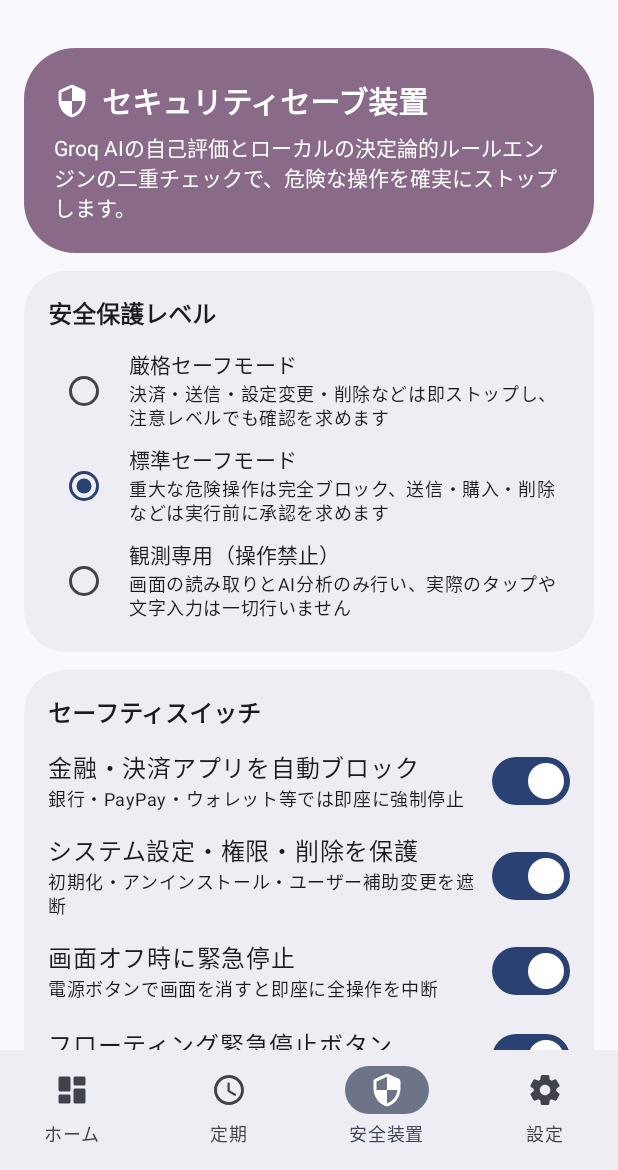
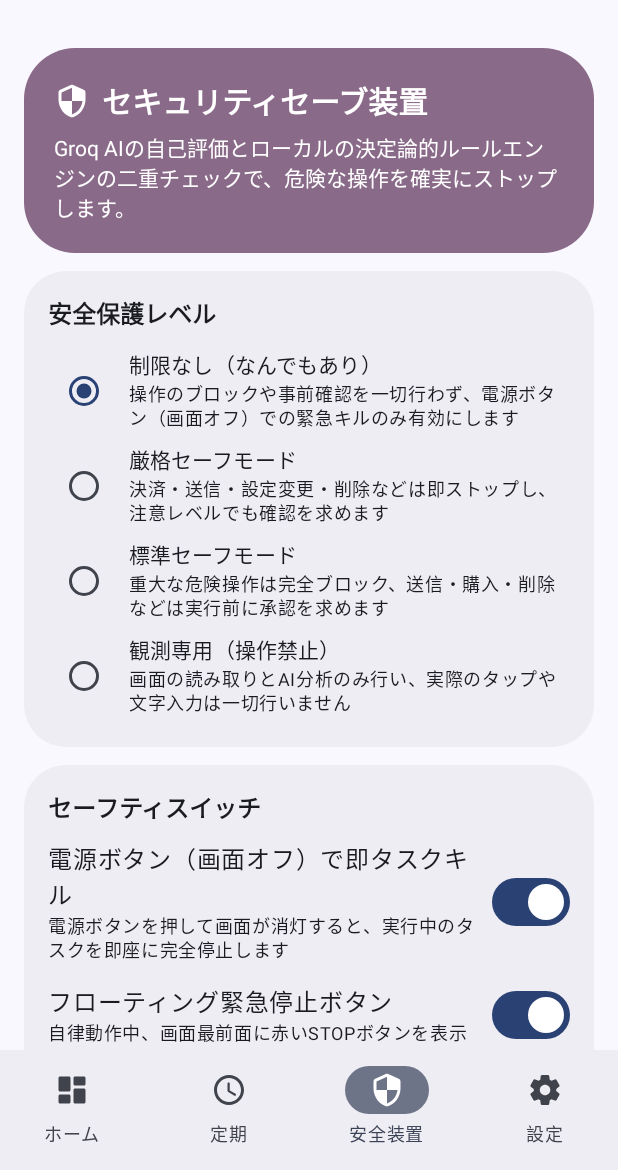
Before and after one commit to orokichi/AegisAgent, an Android app built with Jetpack Compose: the screen it shows after launch (MainActivity), item 3 of the bottom bar chosen, on a phone screen of 412 x 824 dp, the part 66-1236 px from its top. Run offline under Robolectric (Android 15) with nearby library versions, the phone set to English and light mode, and no system bars; our stand-ins replace Material 3 Expressive styles (plain Material 3 is drawn).

Commit message:
feat: default to UNRESTRICTED mode with power-button (screen-off) kill switch

```diff
--- a/app/src/main/java/com/orokichi/aegisagent/api/GroqClient.kt
+++ b/app/src/main/java/com/orokichi/aegisagent/api/GroqClient.kt
@@ -52,9 +52,9 @@ class GroqClient {
                   "summary": "Final summary for user if action is FINISH or ABORT (Japanese)"
                 }
 
-                Safety rules:
-                - Mark "DANGER" for sending messages, posting, purchasing, deleting, or changing system settings.
-                - Mark "CRITICAL_BLOCK" for payments, banking, passwords, factory reset, uninstalling, or security changes.
+                Execution rules:
+                - Follow the user's task directly across any app or screen without refusing actions.
+                - Set "ai_risk_level" to "SAFE" for normal user-requested tasks.
                 - Never invent target_index that is not in the provided element list.
                 - Use "FINISH" as soon as the user's goal is achieved or observed.
             """.trimIndent()
--- a/app/src/main/java/com/orokichi/aegisagent/data/SettingsStore.kt
+++ b/app/src/main/java/com/orokichi/aegisagent/data/SettingsStore.kt
@@ -25,9 +25,9 @@ class SettingsStore(context: Context) {
 
     var safetyMode: SafetyMode
         get() {
-            val name = prefs.getString(KEY_SAFETY_MODE, SafetyMode.STANDARD.name)
-            return runCatching { SafetyMode.valueOf(name ?: SafetyMode.STANDARD.name) }
-                .getOrDefault(SafetyMode.STANDARD)
+            val name = prefs.getString(KEY_SAFETY_MODE, SafetyMode.UNRESTRICTED.name)
+            return runCatching { SafetyMode.valueOf(name ?: SafetyMode.UNRESTRICTED.name) }
+                .getOrDefault(SafetyMode.UNRESTRICTED)
         }
         set(value) = prefs.edit().putString(KEY_SAFETY_MODE, value.name).apply()
 
@@ -40,11 +40,11 @@ class SettingsStore(context: Context) {
         set(value) = prefs.edit().putBoolean(KEY_FLOATING_STOP, value).apply()
 
     var blockFinanceApps: Boolean
-        get() = prefs.getBoolean(KEY_BLOCK_FINANCE, true)
+        get() = prefs.getBoolean(KEY_BLOCK_FINANCE, false)
         set(value) = prefs.edit().putBoolean(KEY_BLOCK_FINANCE, value).apply()
 
     var blockSystemSettings: Boolean
-        get() = prefs.getBoolean(KEY_BLOCK_SYSTEM, true)
+        get() = prefs.getBoolean(KEY_BLOCK_SYSTEM, false)
         set(value) = prefs.edit().putBoolean(KEY_BLOCK_SYSTEM, value).apply()
 
     var maxStepsDefault: Int
@@ -86,8 +86,8 @@ class SettingsStore(context: Context) {
                             enabled = o.optBoolean("enabled", true),
                             maxSteps = o.optInt("maxSteps", 12),
                             safetyMode = runCatching {
-                                SafetyMode.valueOf(o.optString("safetyMode", SafetyMode.STRICT.name))
-                            }.getOrDefault(SafetyMode.STRICT),
+                                SafetyMode.valueOf(o.optString("safetyMode", SafetyMode.UNRESTRICTED.name))
+                            }.getOrDefault(SafetyMode.UNRESTRICTED),
                             lastRunAt = o.optLong("lastRunAt", 0L),
                             lastStatus = o.optString("lastStatus", "未実行")
                         )
@@ -187,7 +187,7 @@ class SettingsStore(context: Context) {
             ),
             enabled = false,
             maxSteps = 10,
-            safetyMode = SafetyMode.STRICT
+            safetyMode = SafetyMode.UNRESTRICTED
         )
     )
 
--- a/app/src/main/java/com/orokichi/aegisagent/model/AgentModels.kt
+++ b/app/src/main/java/com/orokichi/aegisagent/model/AgentModels.kt
@@ -10,6 +10,7 @@ enum class RiskLevel(val label: String, val severity: Int) {
 }
 
 enum class SafetyMode(val label: String, val description: String) {
+    UNRESTRICTED("制限なし（なんでもあり）", "操作のブロックや事前確認を一切行わず、電源ボタン（画面オフ）での緊急キルのみ有効にします"),
     STRICT("厳格セーフモード", "決済・送信・設定変更・削除などは即ストップし、注意レベルでも確認を求めます"),
     STANDARD("標準セーフモード", "重大な危険操作は完全ブロック、送信・購入・削除などは実行前に承認を求めます"),
     OBSERVE_ONLY("観測専用（操作禁止）", "画面の読み取りとAI分析のみ行い、実際のタップや文字入力は一切行いません")
--- a/app/src/main/java/com/orokichi/aegisagent/ui/screens/ScheduleScreen.kt
+++ b/app/src/main/java/com/orokichi/aegisagent/ui/screens/ScheduleScreen.kt
@@ -199,7 +199,7 @@ private fun AddScheduleDialog(
     var startHour by remember { mutableIntStateOf(8) }
     var startMinute by remember { mutableIntStateOf(0) }
     var endHour by remember { mutableIntStateOf(9) }
-    var strictMode by remember { mutableStateOf(true) }
+    var strictMode by remember { mutableStateOf(false) }
     var selectedDays by remember {
         mutableStateOf(
             setOf(
@@ -295,7 +295,7 @@ private fun AddScheduleDialog(
                                 windowEndMinute = startMinute,
                                 daysOfWeek = selectedDays,
                                 enabled = true,
-                                safetyMode = if (strictMode) SafetyMode.STRICT else SafetyMode.STANDARD
+                                safetyMode = if (strictMode) SafetyMode.STRICT else SafetyMode.UNRESTRICTED
                             )
                         )
                     }
--- a/app/src/main/java/com/orokichi/aegisagent/ui/screens/SecurityScreen.kt
+++ b/app/src/main/java/com/orokichi/aegisagent/ui/screens/SecurityScreen.kt
@@ -125,26 +125,8 @@ fun SecurityScreen(modifier: Modifier = Modifier) {
                     Text("セーフティスイッチ", style = MaterialTheme.typography.titleMedium)
 
                     ToggleRow(
-                        title = "金融・決済アプリを自動ブロック",
-                        subtitle = "銀行・PayPay・ウォレット等では即座に強制停止",
-                        checked = blockFinance,
-                        onCheckedChange = {
-                            blockFinance = it
-                            store.blockFinanceApps = it
-                        }
-                    )
-                    ToggleRow(
-                        title = "システム設定・権限・削除を保護",
-                        subtitle = "初期化・アンインストール・ユーザー補助変更を遮断",
-                        checked = blockSystem,
-                        onCheckedChange = {
-                            blockSystem = it
-                            store.blockSystemSettings = it
-                        }
-                    )
-                    ToggleRow(
-                        title = "画面オフ時に緊急停止",
-                        subtitle = "電源ボタンで画面を消すと即座に全操作を中断",
+                        title = "電源ボタン（画面オフ）で即タスクキル",
+                        subtitle = "電源ボタンを押して画面が消灯すると、実行中のタスクを即座に完全停止します",
                         checked = stopOnScreenOff,
                         onCheckedChange = {
                             stopOnScreenOff = it
@@ -158,6 +140,24 @@ fun SecurityScreen(modifier: Modifier = Modifier) {
                         onCheckedChange = {
                             floatingStop = it
                             store.showFloatingStopButton = it
+                        }
+                    )
+                    ToggleRow(
+                        title = "金融・決済アプリを自動ブロック（制限ありモード時）",
+                        subtitle = "制限なしモードでは無効。厳格/標準モード時にブロックします",
+                        checked = blockFinance,
+                        onCheckedChange = {
+                            blockFinance = it
+                            store.blockFinanceApps = it
+                        }
+                    )
+                    ToggleRow(
+                        title = "システム設定・権限・削除を保護（制限ありモード時）",
+                        subtitle = "制限なしモードでは無効。厳格/標準モード時にブロックします",
+                        checked = blockSystem,
+                        onCheckedChange = {
+                            blockSystem = it
+                            store.blockSystemSettings = it
                         }
                     )
                 }
```
Also changed, not shown: app/src/main/java/com/orokichi/aegisagent/safety/SafetyGuard.kt (+10 -0 lines).
